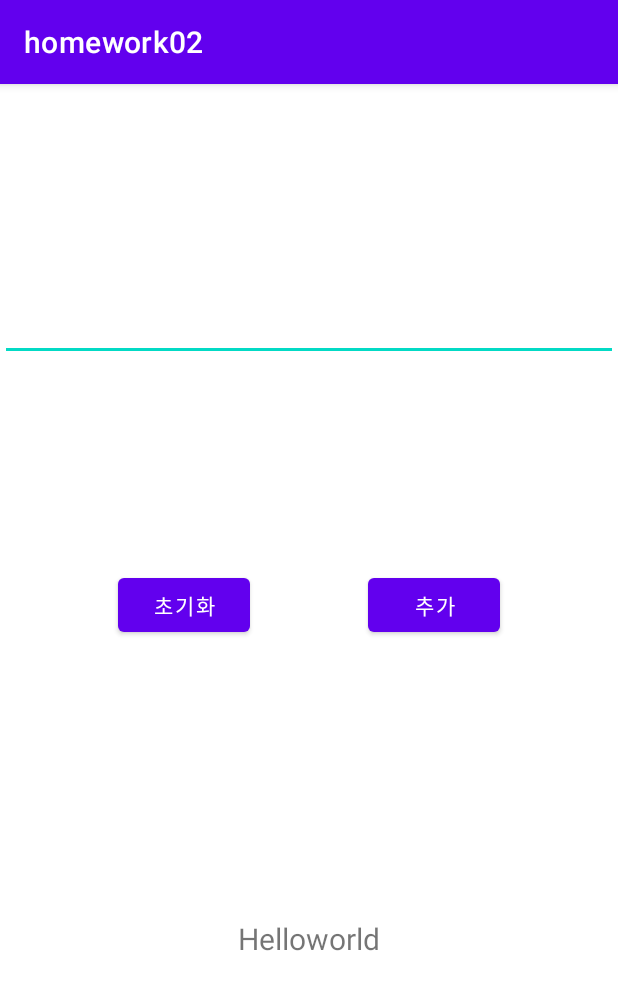
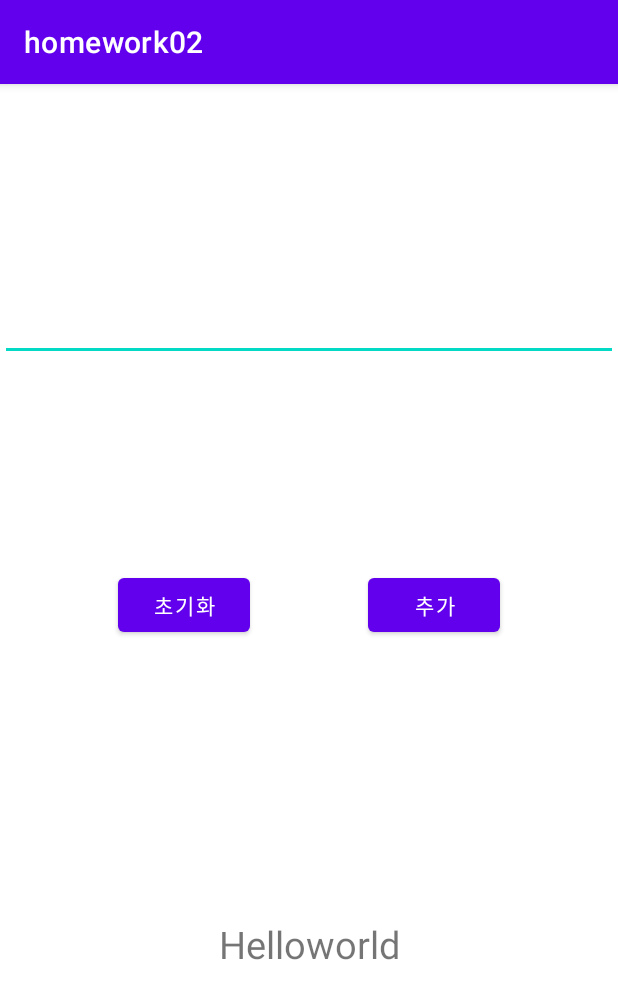
Before and after one commit to Ki-won/BCSD_beginner_02, an Android app: the screen it shows after launch (MainActivity), on a phone screen of 412 x 824 dp. Shown: the top 999 px of the screen. Run offline under Robolectric (Android 15) with nearby library versions, the phone set to English and light mode, and no system bars.

Commit message:
fix bugs

```diff
--- a/app/src/main/res/layout/activity_main.xml
+++ b/app/src/main/res/layout/activity_main.xml
@@ -7,14 +7,17 @@
     tools:context=".MainActivity"
     android:id="@+id/root_layout">
 
+
     <EditText
+        android:id="@+id/main_edit_text_view"
         android:layout_width="match_parent"
         android:layout_height="wrap_content"
-        android:id="@+id/main_edit_text_view"
-        app:layout_constraintTop_toTopOf="parent"
+
         app:layout_constraintBottom_toTopOf="@id/main_btn_set_text"
+        app:layout_constraintEnd_toEndOf="parent"
+        app:layout_constraintHorizontal_bias="0.0"
         app:layout_constraintStart_toStartOf="parent"
-        app:layout_constraintEnd_toEndOf="parent"/>
+        app:layout_constraintTop_toTopOf="parent" />
 
     <Button
         android:id="@+id/main_btn_set_text"
@@ -42,7 +45,7 @@
         android:id="@+id/main_show_text_view"
         android:layout_width="150dp"
         android:layout_height="28dp"
-        android:textSize="20dp"
+        android:textSize="25dp"
         android:textAlignment="center"
         android:text="Helloworld"
         app:layout_constraintTop_toBottomOf="@id/main_btn_set_text"
```
